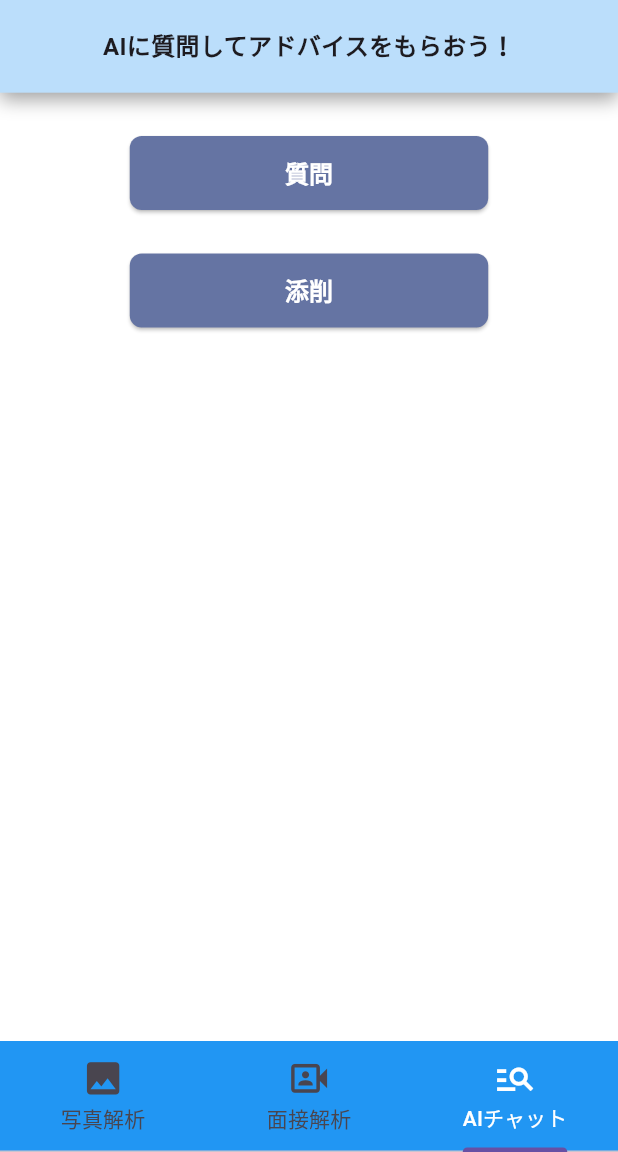
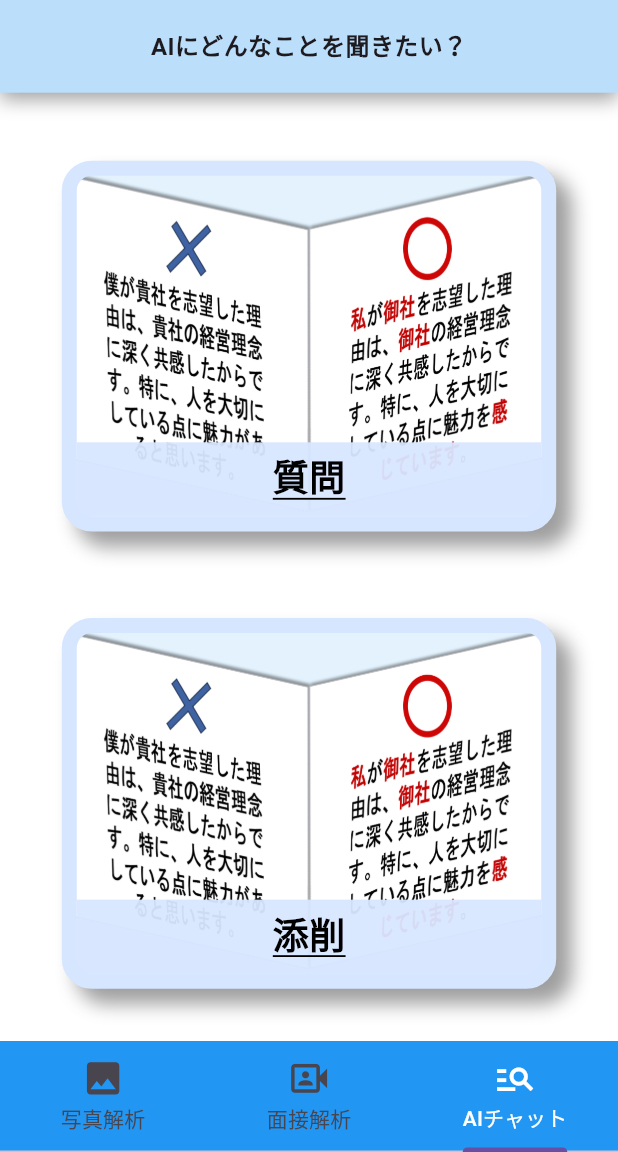
Before and after one commit to mm-saito-1204/AINavi_dev, a Flutter app: the screen it shows after launch, item 3 of the bottom bar chosen, on a phone screen of 412 x 824 dp, the part 84-1236 px from its top. Run offline on Flutter 3.47's test engine with Material 3 defaults, Android fonts, the phone set to English and light mode, and no system bars; our stand-ins replace audioplayers, camera, file_picker, flutter_chat_types, flutter_chat_ui, flutter_dotenv and 2 more; missing offline and left inert: dart_openai, record; project files that could hold a hidden picture were left out.

Commit message:
Completed chat function.

```diff
--- /dev/null
+++ b/devtools_options.yaml
@@ -0,0 +1 @@
+extensions:
--- a/lib/config/constants.dart
+++ b/lib/config/constants.dart
@@ -11,7 +11,7 @@ class AppConfig {
 
 // aws 定数
 class AWSConfig {
-  static const String ipAddress = '18.181.119.224'; // awsのIPアドレス
+  static const String ipAddress = '13.230.221.120'; // awsのIPアドレス
   static const String judgeImageURL =
       'http://${AWSConfig.ipAddress}:8000/judge_photo'; // 画像解析機能のURL
   static const String judgeMovieURL =
--- a/lib/main.dart
+++ b/lib/main.dart
@@ -49,6 +49,7 @@ class AINaviApp extends StatelessWidget {
     // アプリの生成
     return MaterialApp(
       title: AppConfig.title,
+      debugShowCheckedModeBanner: false, // debugラベルの削除
       theme: ThemeData(
         primarySwatch: AppConfig.themeColor,
       ),
--- a/lib/ui/AI_chat/tab_ai_chat.dart
+++ b/lib/ui/AI_chat/tab_ai_chat.dart
@@ -1,3 +1,4 @@
+import 'package:ainavi/ui/AI_chat/execute_ai_chat.dart';
 import 'package:flutter/material.dart';
 
 import 'package:ainavi/config/size_config.dart';
@@ -38,24 +39,19 @@ class _TabPageAIChatState extends State<TabPageAIChat>
                 mainAxisAlignment: MainAxisAlignment.start,
                 crossAxisAlignment: CrossAxisAlignment.center,
                 children: <Widget>[
-                  // 上部画面バー
-                  functionalDescriptionBar('AIに質問してアドバイスをもらおう！'),
-
-                  // between「上部説明バー」and「質問ボタン」
-                  SizedBox(
-                    height: SizeConfig.safeBlockVertical * 3.5,
-                  ),
+                  // 機能説明バー
+                  functionalDescriptionBar('AIにどんなことを聞きたい？'),
+                  // between「機能説明バー」and「質問ボタン」
+                  SizedBox(height: SizeConfig.safeBlockVertical * 5.5),
 
                   // 質問ボタン
-                  optionButton(context, '質問', ''),
-
+                  optionButtonCard(context, '質問'),
                   // between「質問ボタン」and「添削ボタン」
-                  SizedBox(height: SizeConfig.safeBlockVertical * 3.5),
+                  SizedBox(height: SizeConfig.safeBlockVertical * 7),
 
                   // 添削ボタン
-                  optionButton(context, '添削', ''),
-
-                  // between「select a picture button」and「start analysis button」
+                  optionButtonCard(context, '添削'),
+                  // between「添削ボタン」and「under bar」
                   SizedBox(
                     height: SizeConfig.safeBlockVertical * 4,
                   ),
@@ -68,39 +64,75 @@ class _TabPageAIChatState extends State<TabPageAIChat>
 }
 
 /*
- *質問選択ボタン - テンプレ
+ *質問選択ボタンカード - テンプレ
  */
-optionButton(BuildContext context, String text, page) {
-  return SizedBox(
-    // size
-    width: SizeConfig.safeBlockHorizontal * 58,
-    height: SizeConfig.safeBlockVertical * 6,
-    // button
-    child: ElevatedButton(
-      style: ElevatedButton.styleFrom(
-        shape: RoundedRectangleBorder(
-            borderRadius: BorderRadius.circular(8) //こちらを適用
-            ),
-        backgroundColor: const Color.fromARGB(255, 101, 116, 163),
-      ),
-      onPressed: () {
+optionButtonCard(BuildContext context, String title) {
+  bool isQuestion = (title == '質問') ? true : false;
+  return GestureDetector(
+    onTap: () {
       Navigator.push(
         context,
         MaterialPageRoute(
-            builder: (context) => page,
+          builder: (context) => ExecuteAIChatPage(isQuestion: isQuestion),
         ),
       );
     },
+    child: Container(
+      width: SizeConfig.safeBlockHorizontal * 80,
+      height: SizeConfig.safeBlockVertical * 30,
+      clipBehavior: Clip.antiAlias,
+      decoration: BoxDecoration(
+        // 影
+        boxShadow: const [
+          BoxShadow(
+            color: Colors.grey, //色
+            spreadRadius: 0,
+            blurRadius: 10,
+            offset: Offset(10, 10),
+          ),
+        ],
+        // 枠線
+        border: Border.all(
+            color: const Color.fromARGB(255, 215, 230, 255), width: 10),
+        borderRadius: BorderRadius.circular(20),
+        // 背景画像
+        image: DecorationImage(
+          image: AssetImage(isQuestion
+              ? 'assets/images/chatQuestion.png'
+              : 'assets/images/chatCorrection.png'),
+          fit: BoxFit.cover,
+        ),
+        color: Colors.blue[50],
+      ),
+
+      // Cardと被ったWidgetをCardの形に保持する
+      // clipBehavior: Clip.antiAliasWithSaveLayer,
+
+      child: Column(
+        mainAxisAlignment: MainAxisAlignment.end,
+        children: [
+          Container(
+            width: SizeConfig.blockSizeHorizontal * 80,
+            height: SizeConfig.blockSizeVertical * 6,
+            color: const Color.fromARGB(255, 215, 230, 255).withOpacity(0.95),
             child: Center(
               child: Text(
-          text,
+                title,
                 style: const TextStyle(
-            fontSize: 16,
+                  fontSize: 24,
                   fontWeight: FontWeight.bold,
-            color: Colors.white,
+                  color: Colors.transparent,
+                  shadows: [
+                    Shadow(offset: Offset(0, -2)),
+                  ],
+                  decoration: TextDecoration.underline,
+                  decorationColor: Colors.black,
                 ),
               ),
             ),
           ),
+        ],
+      ),
+    ),
   );
 }
--- a/lib/ui/ES_advise/tab_judge_image.dart
+++ b/lib/ui/ES_advise/tab_judge_image.dart
@@ -75,7 +75,7 @@ class _TabPageJudgeImageState extends State<TabPageJudgeImage>
 
                   // between「機能説明バー」and「画像表示欄」
                   SizedBox(
-                    height: SizeConfig.safeBlockVertical * 3.5,
+                    height: SizeConfig.safeBlockVertical * 5,
                   ),
 
                   // 画像表示欄
--- a/lib/ui/top_page.dart
+++ b/lib/ui/top_page.dart
@@ -60,7 +60,7 @@ class _TopPageState extends State<TopPage> {
       child: Scaffold(
         key: _scaffoldKey,
 
-        // 画面上部バー
+        // 画面上部のバー
         appBar: ainaviAppBar(),
 
         // タブバーの押下時処理
```
Also changed, not shown: lib/model/tables/chat_message.dart (deleted, +0 -23 lines), lib/ui/AI_chat/execute_ai_chat.dart (added, +195 -0 lines), lib/ui/AI_chat/tmp.dart (added, +246 -0 lines), lib/ui/Movie_advise/execute_judge_movie.dart (+1 -6 lines), lib/ui/Movie_advise/result_judge_movie.dart (+17 -9 lines), pubspec.yaml (+19 -7 lines), assets/images/AINavi.png, assets/images/chatCorrection.png (added), assets/images/chatQuestion.png (added), pubspec.lock, 48 other files. Lines whose indentation alone changed are shown as unchanged.
